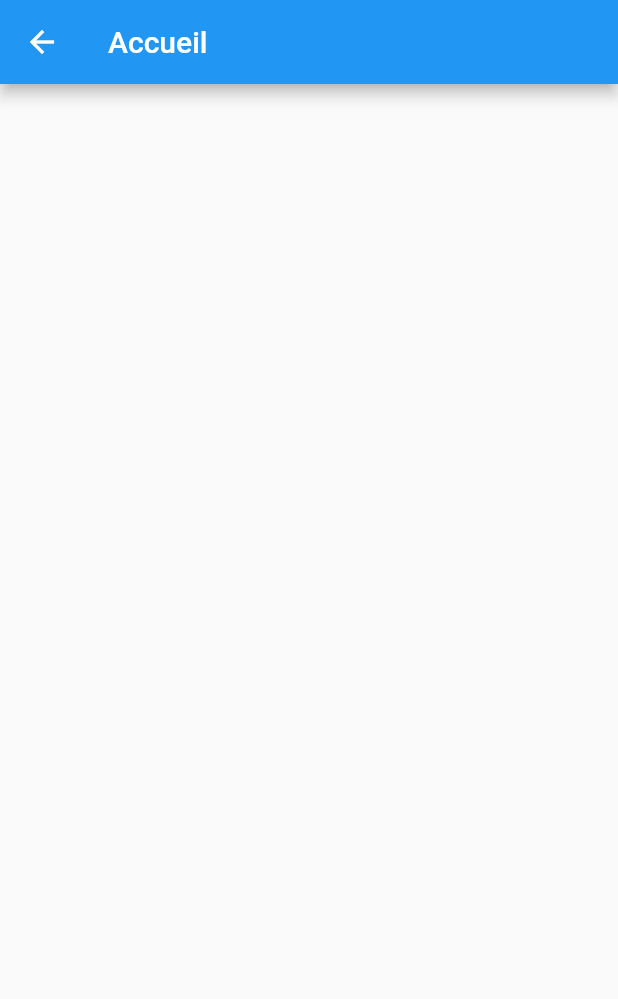
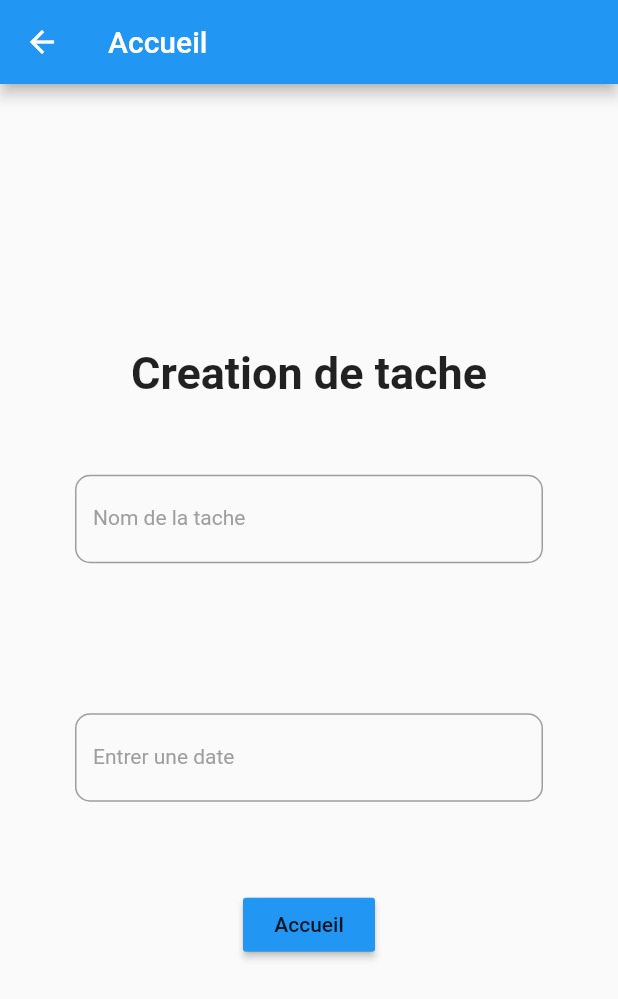
Before and after one commit to Joyce0501/A21-4205N6-KickMyFlutter-Nouteji, a Flutter app: the EcranCreation screen opened directly, on a phone screen of 412 x 824 dp. Shown: the top 999 px of the screen. Run offline on Flutter 3.47's test engine with Material 2 defaults, Android fonts, the phone set to English and light mode, and no system bars; our stand-ins replace cookie_jar, dio, dio_cookie_manager.

Commit message:
Layout ecran de creation , navigation , et essaie de l'envoie de requetes

```diff
--- a/kick_my_flutter/lib/ecran_accueil.dart
+++ b/kick_my_flutter/lib/ecran_accueil.dart
@@ -1,6 +1,7 @@
 
 import 'package:flutter/cupertino.dart';
 import 'package:flutter/material.dart';
+import 'package:kick_my_flutter/ecran_creation.dart';
 
 class EcranAccueil extends StatefulWidget {
 
--- a/kick_my_flutter/lib/ecran_creation.dart
+++ b/kick_my_flutter/lib/ecran_creation.dart
@@ -1,5 +1,7 @@
 import 'package:flutter/cupertino.dart';
 import 'package:flutter/material.dart';
+import 'package:intl/intl.dart';
+import 'package:kick_my_flutter/ecran_accueil.dart';
 
 class EcranCreation extends StatefulWidget {
 
@@ -8,6 +10,14 @@ class EcranCreation extends StatefulWidget {
 }
 
 class _EcranCreationState extends State<EcranCreation> {
+
+  TextEditingController dateinput = TextEditingController();
+
+  @override
+  void initState() {
+    dateinput.text = ""; //set the initial value of text field
+    super.initState();
+  }
 
 
   @override
@@ -22,10 +32,91 @@ class _EcranCreationState extends State<EcranCreation> {
         title: Text('Accueil'),
       ),
       body: Column(
-          mainAxisAlignment: MainAxisAlignment.center,
-          children: <Widget>[
+            mainAxisAlignment: MainAxisAlignment.center,
+            children: <Widget>[
+              Text("Creation de tache", style: TextStyle(fontWeight: FontWeight.bold, fontSize: 30)),
 
-          ]
+              // const Text(
+              //   'Nom',
+              // ),
+              Padding(
+                padding: const EdgeInsets.all(50),
+                child: TextFormField(
+                  decoration: InputDecoration(labelText: "Nom de la tache",
+                      labelStyle: TextStyle(fontSize: 14, color: Colors.grey),
+                      enabledBorder: OutlineInputBorder(
+                        borderRadius: BorderRadius.circular(10),
+                        borderSide: BorderSide(
+                            color: Colors.grey
+                        ),
+                      )),
+                  // onChanged: (nom) {
+                  //   nomConnexion = nom;
+                  // }
+                ),
+              ),
+
+              Padding(
+                padding: const EdgeInsets.all(50),
+                child: TextFormField(
+
+                  controller: dateinput, //editing controller of this TextField
+                  decoration: InputDecoration(
+                      //icon: Icon(Icons.calendar_today), //icon of text field
+                      labelText: "Entrer une date" ,//label text of field
+                      labelStyle: TextStyle(fontSize: 14, color: Colors.grey),
+                    enabledBorder: OutlineInputBorder(
+                      borderRadius: BorderRadius.circular(10),
+                      borderSide: BorderSide(
+                          color: Colors.grey
+                      ),
+                    )
+                  ),
+                  readOnly: true,  //set it true, so that user will not able to edit text
+                  onTap: () async {
+
+                    DateTime? pickedDate = await showDatePicker(
+                        context: context, initialDate: DateTime.now(),
+                        firstDate: DateTime(1900), //DateTime.now() - not to allow to choose before today.
+                        lastDate: DateTime(2101)
+                    );
+
+                    if(pickedDate != null ){
+                      print(pickedDate);  //pickedDate output format => 2021-03-10 00:00:00.000
+                      String formattedDate = DateFormat('yyyy-MM-dd').format(pickedDate);
+                      print(formattedDate); //formatted date output using intl package =>  2021-03-16
+                      //you can implement different kind of Date Format here according to your requirement
+
+                      setState(() {
+                        dateinput.text = formattedDate; //set output date to TextField value.
+                      });
+                    }else{
+                      print("Date is not selected");
+                    }
+                  },
+
+                ),
+              ),
+
+              Padding(
+                padding: const EdgeInsets.all(8.0),
+                child: Expanded(
+                  child: MaterialButton(
+                    onPressed: () {
+                      Navigator.push(
+                        context,
+                        MaterialPageRoute(
+                          builder: (context) => EcranAccueil(),
+                        ),
+                      );
+                    },
+                    child: Text('Accueil'),
+                    color: Colors.blue,
+                  ),
+                ),
+              ),
+
+            ]
       ),
     );
   }
--- a/kick_my_flutter/pubspec.yaml
+++ b/kick_my_flutter/pubspec.yaml
@@ -32,6 +32,7 @@ dependencies:
   dio: ^4.0.0
   dio_cookie_manager: ^2.0.0
   json_annotation: ^4.0.1
+  intl: ^0.17.0
 
 
   # The following adds the Cupertino Icons font to your application.
```
Also changed, not shown: kick_my_flutter/lib/ecran_connexion.dart (+17 -1 lines), kick_my_flutter/lib/ecran_inscription.dart (+28 -8 lines), kick_my_flutter/lib/lib_http.dart (+14 -0 lines), kick_my_flutter/lib/main.dart (+6 -1 lines), kick_my_flutter/lib/transfer.dart (+11 -0 lines), kick_my_flutter/pubspec.lock.
